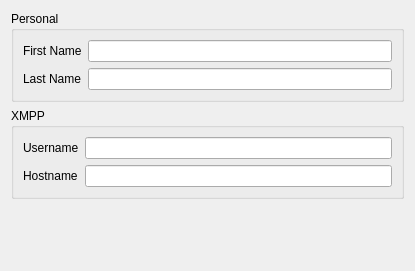
The window that kobby/dialogs/usersettingswidget.ui (KDE/kte-collaborative) describes before a commit, drawn with Qt 5.
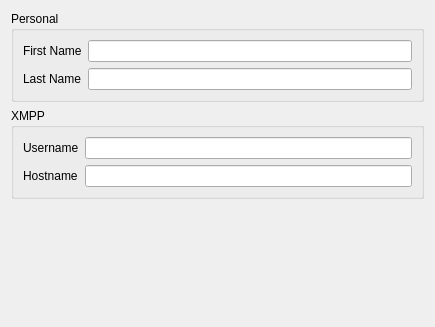
The same window after the commit.

```diff
--- a/kobby/dialogs/usersettingswidget.ui
+++ b/kobby/dialogs/usersettingswidget.ui
@@ -5,8 +5,8 @@
    <rect>
     <x>0</x>
     <y>0</y>
-    <width>415</width>
-    <height>271</height>
+    <width>435</width>
+    <height>327</height>
    </rect>
   </property>
   <property name="windowTitle" >
@@ -76,10 +76,13 @@
      <property name="orientation" >
       <enum>Qt::Vertical</enum>
      </property>
+     <property name="sizeType" >
+      <enum>QSizePolicy::Expanding</enum>
+     </property>
      <property name="sizeHint" stdset="0" >
       <size>
        <width>20</width>
-       <height>166</height>
+       <height>0</height>
       </size>
      </property>
     </spacer>
```
Left out of the diff: 10 changed lines with no effect on the pictures.
